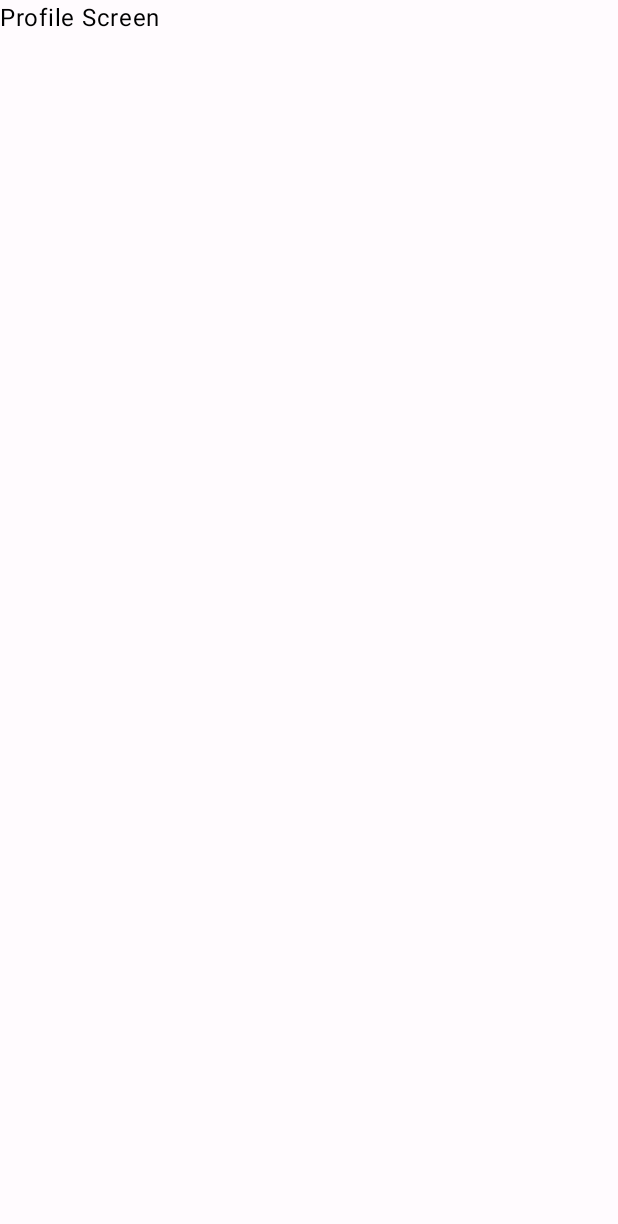
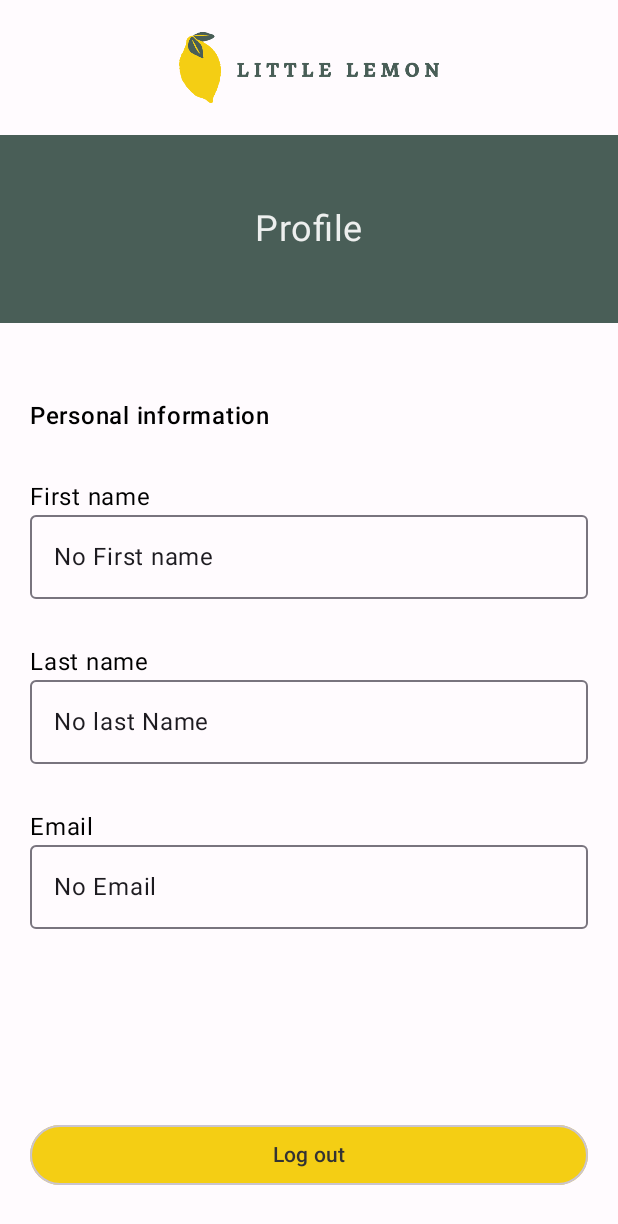
Before and after one commit to EberronBruce/LittleLemon-Android, an Android app built with Jetpack Compose: the ProfileScreen screen opened through its navigation route, on a phone screen of 412 x 824 dp. Before the commit the part shown is almost empty. Shown: the top 1224 px of the screen. Run offline under Robolectric (Android 15) with nearby library versions, the phone set to English and light mode, and no system bars.

Commit message:
Updated the Profile page. Change some things with Theme And navController to profile Add a SharedComposable file and Helpers file.

```diff
--- a/app/src/main/java/com/redravencomputing/littlelemonandroid/ui/theme/Theme.kt
+++ b/app/src/main/java/com/redravencomputing/littlelemonandroid/ui/theme/Theme.kt
@@ -40,7 +40,7 @@ private val LightColorScheme = lightColorScheme(
 fun LittleLemonAndroidTheme(
 	darkTheme: Boolean = isSystemInDarkTheme(),
 	// Dynamic color is available on Android 12+
-	dynamicColor: Boolean = true,
+//	dynamicColor: Boolean = true,
 	content: @Composable () -> Unit
 ) {
 	val colorScheme = when {
--- a/app/src/main/java/com/redravencomputing/littlelemonandroid/viewModels/Helpers.kt
+++ b/app/src/main/java/com/redravencomputing/littlelemonandroid/viewModels/Helpers.kt
@@ -44,3 +44,14 @@ fun getUserData(context: Context): Triple<String?, String?, String?> {
 
 	return Triple(firstName, lastName, email)
 }
+
+/**
+ * Checks for valid email.
+ *
+ * @param email The email string being checked.
+ * @return A Boolean if the email is valid or not.
+ */
+fun isValidEmail(email: String) : Boolean {
+	val emailRegex = Regex("^\\S+@\\S+\\.\\S+\$")
+	return emailRegex.matches(email)
+}
--- a/app/src/main/java/com/redravencomputing/littlelemonandroid/views/Home.kt
+++ b/app/src/main/java/com/redravencomputing/littlelemonandroid/views/Home.kt
@@ -1,6 +1,7 @@
 package com.redravencomputing.littlelemonandroid.views
 
 import androidx.compose.foundation.background
+import androidx.compose.foundation.clickable
 import androidx.compose.foundation.layout.Column
 import androidx.compose.foundation.layout.fillMaxSize
 import androidx.compose.material3.MaterialTheme
@@ -8,14 +9,20 @@ import androidx.compose.material3.Text
 import androidx.compose.runtime.Composable
 import androidx.compose.ui.Modifier
 import androidx.compose.ui.tooling.preview.Preview
+import androidx.navigation.NavHostController
+import androidx.navigation.compose.rememberNavController
 import com.redravencomputing.littlelemonandroid.ui.theme.LittleLemonAndroidTheme
+import com.redravencomputing.littlelemonandroid.viewModels.Profile
 
 @Composable
-fun HomeScreen() {
+fun HomeScreen(navController: NavHostController) {
 	Column(
 		modifier = Modifier
 			.fillMaxSize()
 			.background(MaterialTheme.colorScheme.background)
+			.clickable {
+				navController.navigate(Profile.route)
+			}
 	) {
 		Text(text = "Home Screen")
 	}
@@ -25,6 +32,7 @@ fun HomeScreen() {
 @Composable
 fun HomePreview() {
 	LittleLemonAndroidTheme {
-		HomeScreen()
+		val navController = rememberNavController()
+		HomeScreen(navController)
 	}
 }
--- a/app/src/main/java/com/redravencomputing/littlelemonandroid/views/Onboarding.kt
+++ b/app/src/main/java/com/redravencomputing/littlelemonandroid/views/Onboarding.kt
@@ -3,15 +3,12 @@ package com.redravencomputing.littlelemonandroid.views
 import android.content.Context
 import android.util.Log
 import android.widget.Toast
-import androidx.compose.foundation.Image
 import androidx.compose.foundation.background
 import androidx.compose.foundation.clickable
-import androidx.compose.foundation.layout.Box
 import androidx.compose.foundation.layout.Column
 import androidx.compose.foundation.layout.Spacer
 import androidx.compose.foundation.layout.fillMaxSize
 import androidx.compose.foundation.layout.fillMaxWidth
-import androidx.compose.foundation.layout.height
 import androidx.compose.foundation.layout.padding
 import androidx.compose.foundation.text.KeyboardActions
 import androidx.compose.foundation.text.KeyboardOptions
@@ -26,26 +23,22 @@ import androidx.compose.runtime.getValue
 import androidx.compose.runtime.mutableStateOf
 import androidx.compose.runtime.remember
 import androidx.compose.runtime.setValue
-import androidx.compose.ui.Alignment
 import androidx.compose.ui.Modifier
 import androidx.compose.ui.focus.FocusDirection
 import androidx.compose.ui.platform.LocalContext
 import androidx.compose.ui.platform.LocalFocusManager
-import androidx.compose.ui.res.painterResource
 import androidx.compose.ui.text.font.FontWeight
 import androidx.compose.ui.text.input.ImeAction
 import androidx.compose.ui.text.input.KeyboardType
 import androidx.compose.ui.tooling.preview.Preview
 import androidx.compose.ui.unit.dp
-import androidx.compose.ui.unit.sp
 import androidx.navigation.NavHostController
 import androidx.navigation.compose.rememberNavController
-import com.redravencomputing.littlelemonandroid.R
 import com.redravencomputing.littlelemonandroid.ui.theme.LittleLemonAndroidTheme
 import com.redravencomputing.littlelemonandroid.ui.theme.LittleLemonDarkGrey
-import com.redravencomputing.littlelemonandroid.ui.theme.LittleLemonLightGrey
 import com.redravencomputing.littlelemonandroid.ui.theme.LittleLemonYellow
 import com.redravencomputing.littlelemonandroid.viewModels.Home
+import com.redravencomputing.littlelemonandroid.viewModels.isValidEmail
 import com.redravencomputing.littlelemonandroid.viewModels.saveUserData
 
 
@@ -60,46 +53,9 @@ fun OnboardingScreen(navController: NavHostController) {
 				focusManager.clearFocus()
 			}
 	) {
-		OnboardingHeader()
-		OnboardingTitle()
+		Header()
+		ScreenTitle(title = "Let's get to know you")
 		OnboardingForm(navController)
-	}
-}
-
-@Composable
-fun OnboardingHeader() {
-	val logo = painterResource(id = R.drawable.logo)
-	Box(
-		modifier = Modifier
-			.fillMaxWidth()
-			.height(90.dp)
-			.background(MaterialTheme.colorScheme.background)
-			.padding(16.dp),
-		contentAlignment = Alignment.Center
-	) {
-		Image(
-			painter = logo,
-			contentDescription = "Logo",
-			modifier = Modifier
-				.padding(5.dp)
-		)
-	}
-}
-
-@Composable
-fun OnboardingTitle() {
-	Box(
-		modifier = Modifier
-			.fillMaxWidth()
-			.height(125.dp)
-			.background(MaterialTheme.colorScheme.primary),
-		contentAlignment = Alignment.Center
-	) {
-		Text(
-			text = "Let's get to know you",
-			fontSize = 24.sp,
-			color = LittleLemonLightGrey
-		)
 	}
 }
 
@@ -266,7 +222,7 @@ fun OnboardingForm(navController: NavHostController) {
 
 }
 
-fun handleRegistration(context: Context, navController: NavHostController, firstName: String, lastName: String, email: String) {
+private fun handleRegistration(context: Context, navController: NavHostController, firstName: String, lastName: String, email: String) {
 	if (!isValidEmail(email)) {
 		Toast.makeText(context, "Your email is invalid. Please provide a valid email.", Toast.LENGTH_SHORT).show()
 		return
@@ -274,14 +230,6 @@ fun handleRegistration(context: Context, navController: NavHostController, first
 
 	saveUserData(context = context, firstName = firstName, lastName = lastName, email = email)
 	navController.navigate(Home.route)
-}
-
-
-
-
-fun isValidEmail(email: String) : Boolean {
-	val emailRegex = Regex("^\\S+@\\S+\\.\\S+\$")
-	return emailRegex.matches(email)
 }
 
 
--- a/app/src/main/java/com/redravencomputing/littlelemonandroid/views/Profile.kt
+++ b/app/src/main/java/com/redravencomputing/littlelemonandroid/views/Profile.kt
@@ -1,30 +1,147 @@
 package com.redravencomputing.littlelemonandroid.views
 
 import androidx.compose.foundation.background
+import androidx.compose.foundation.layout.Arrangement
 import androidx.compose.foundation.layout.Column
+import androidx.compose.foundation.layout.Spacer
 import androidx.compose.foundation.layout.fillMaxSize
+import androidx.compose.foundation.layout.fillMaxWidth
+import androidx.compose.foundation.layout.padding
+import androidx.compose.material3.ButtonDefaults
+import androidx.compose.material3.ExperimentalMaterial3Api
 import androidx.compose.material3.MaterialTheme
+import androidx.compose.material3.OutlinedButton
+import androidx.compose.material3.OutlinedTextField
 import androidx.compose.material3.Text
 import androidx.compose.runtime.Composable
 import androidx.compose.ui.Modifier
+import androidx.compose.ui.platform.LocalContext
+import androidx.compose.ui.text.font.FontWeight
 import androidx.compose.ui.tooling.preview.Preview
+import androidx.compose.ui.unit.dp
+import androidx.navigation.NavHostController
+import androidx.navigation.compose.rememberNavController
 import com.redravencomputing.littlelemonandroid.ui.theme.LittleLemonAndroidTheme
+import com.redravencomputing.littlelemonandroid.ui.theme.LittleLemonDarkGrey
+import com.redravencomputing.littlelemonandroid.ui.theme.LittleLemonYellow
+import com.redravencomputing.littlelemonandroid.viewModels.getUserData
 
 @Composable
-fun ProfileScreen() {
+fun ProfileScreen(navController: NavHostController) {
 	Column(
 		modifier = Modifier
 			.fillMaxSize()
 			.background(MaterialTheme.colorScheme.background)
 	) {
-		Text(text = "Profile Screen")
+		Header()
+		ScreenTitle(title = "Profile")
+		ProfileInfo(navController)
 	}
+}
+
+@OptIn(ExperimentalMaterial3Api::class)
+@Composable
+fun ProfileInfo(navController: NavHostController) {
+	val context = LocalContext.current
+
+	val (firstName, lastName, email) = getUserData(context)
+
+	Column (
+		modifier = Modifier
+			.fillMaxWidth()
+			.padding(20.dp),
+		verticalArrangement = Arrangement.Center
+	){
+		Text(
+			text = "Personal information",
+			fontWeight = FontWeight.SemiBold,
+			modifier = Modifier
+				.padding(top = 30.dp, bottom = 30.dp)
+		)
+		Column(
+			modifier = Modifier
+				.fillMaxWidth()
+				.padding(bottom = 30.dp)
+		) {
+			Text(
+				text = "First name"
+			)
+			OutlinedTextField(
+				value = firstName ?: "No First name",
+				onValueChange = {
+					//Do nothing
+				},
+				readOnly = true,
+				modifier = Modifier
+					.fillMaxWidth()
+			)
+		}
+
+		Column(
+			modifier = Modifier
+				.fillMaxWidth()
+				.padding(bottom = 30.dp)
+		) {
+			Text(
+				text = "Last name",
+				//color = if (lastNameError) MaterialTheme.colorScheme.error else MaterialTheme.colorScheme.onBackground
+			)
+			OutlinedTextField(
+				value = lastName ?: "No last Name",
+				onValueChange = {
+					//Do Nothing
+				},
+				readOnly = true,
+				modifier = Modifier
+					.fillMaxWidth()
+			)
+		}
+
+		Column(
+			modifier = Modifier
+				.fillMaxWidth()
+				.padding(bottom = 30.dp)
+		) {
+			Text(
+				text = "Email"
+			)
+			OutlinedTextField(
+				value = email ?: "No Email",
+				onValueChange = {
+					//Do Nothing
+				},
+				readOnly = true,
+				modifier = Modifier
+					.fillMaxWidth()
+			)
+		}
+
+		Spacer(modifier = Modifier.weight(1f))
+
+		OutlinedButton(
+			modifier = Modifier
+				.fillMaxWidth()
+				.padding(bottom = 10.dp),
+			colors = ButtonDefaults.buttonColors(containerColor = LittleLemonYellow),
+			onClick = {
+				//Navigate back to Onboarding
+				navController.popBackStack(navController.graph.startDestinationId, false)
+			}
+		) {
+			Text(
+				text = "Log out",
+				color = LittleLemonDarkGrey
+			)
+		}
+	}
+
 }
 
 @Preview(showBackground = true)
 @Composable
 fun ProfilePreview() {
 	LittleLemonAndroidTheme {
-		ProfileScreen()
+		val navController = rememberNavController()
+		ProfileScreen(navController)
 	}
 }
--- /dev/null
+++ b/app/src/main/java/com/redravencomputing/littlelemonandroid/views/SharedComposables.kt
@@ -0,0 +1,55 @@
+package com.redravencomputing.littlelemonandroid.views
+
+import androidx.compose.foundation.Image
+import androidx.compose.foundation.background
+import androidx.compose.foundation.layout.Box
+import androidx.compose.foundation.layout.fillMaxWidth
+import androidx.compose.foundation.layout.height
+import androidx.compose.foundation.layout.padding
+import androidx.compose.material3.MaterialTheme
+import androidx.compose.material3.Text
+import androidx.compose.runtime.Composable
+import androidx.compose.ui.Alignment
+import androidx.compose.ui.Modifier
+import androidx.compose.ui.res.painterResource
+import androidx.compose.ui.unit.dp
+import androidx.compose.ui.unit.sp
+import com.redravencomputing.littlelemonandroid.R
+import com.redravencomputing.littlelemonandroid.ui.theme.LittleLemonLightGrey
+
+@Composable
+fun Header() {
+	val logo = painterResource(id = R.drawable.logo)
+	Box(
+		modifier = Modifier
+			.fillMaxWidth()
+			.height(90.dp)
+			.background(MaterialTheme.colorScheme.background)
+			.padding(16.dp),
+		contentAlignment = Alignment.Center
+	) {
+		Image(
+			painter = logo,
+			contentDescription = "Logo",
+			modifier = Modifier
+				.padding(5.dp)
+		)
+	}
+}
+
+@Composable
+fun ScreenTitle(title: String) {
+	Box(
+		modifier = Modifier
+			.fillMaxWidth()
+			.height(125.dp)
+			.background(MaterialTheme.colorScheme.primary),
+		contentAlignment = Alignment.Center
+	) {
+		Text(
+			text = title,
+			fontSize = 24.sp,
+			color = LittleLemonLightGrey
+		)
+	}
+}
--- a/app/src/main/java/com/redravencomputing/littlelemonandroid/views/navigation/NavigationComposable.kt
+++ b/app/src/main/java/com/redravencomputing/littlelemonandroid/views/navigation/NavigationComposable.kt
@@ -18,10 +18,10 @@ fun MyNavigation(navController: NavHostController) {
 			OnboardingScreen(navController)
 		}
 		composable(Home.route) {
-			HomeScreen()
+			HomeScreen(navController)
 		}
 		composable(Profile.route) {
-			ProfileScreen()
+			ProfileScreen(navController)
 		}
 	}
 }
```
